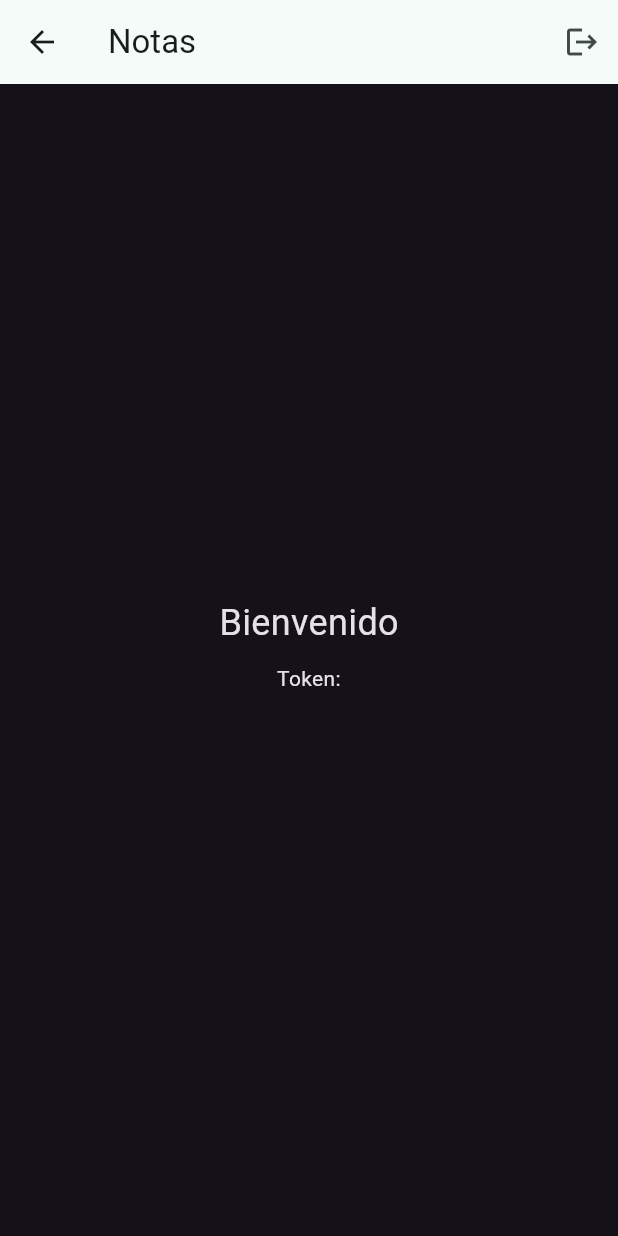
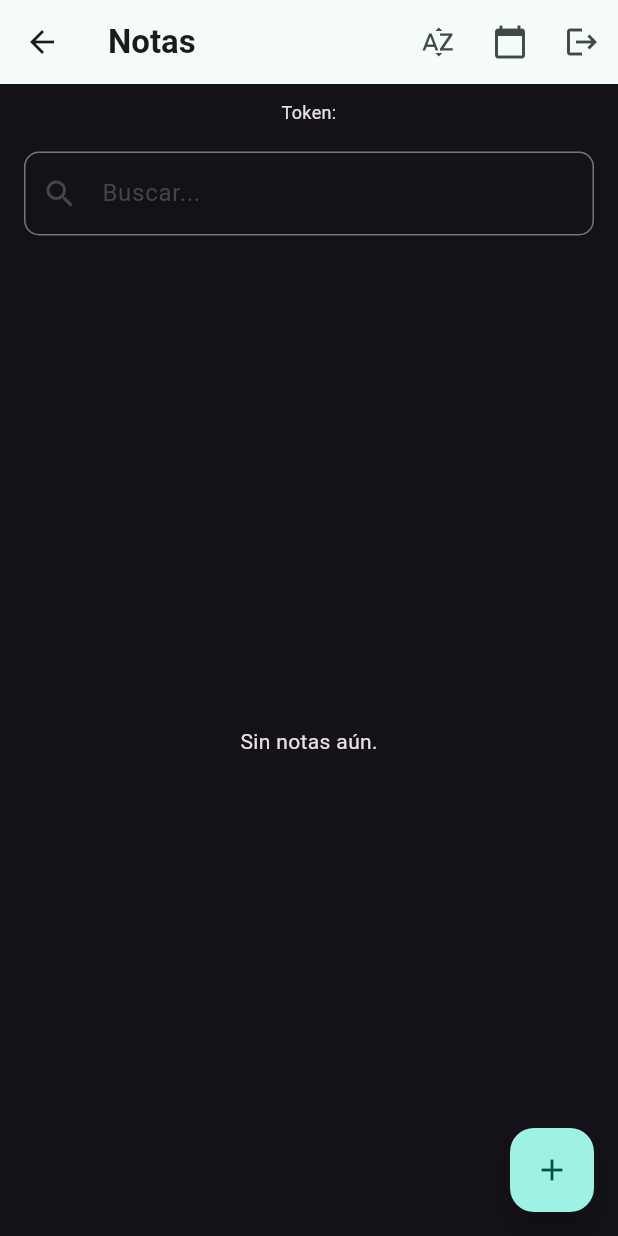
Before and after one commit to alejopp/notes, a Flutter app: the HomeScreen screen opened directly, after a tap on the "logout" icon, on a phone screen of 412 x 824 dp. Run offline on Flutter 3.47's test engine with Material 3 defaults, Android fonts, the phone set to English and light mode, and no system bars; our stand-ins replace flutter_bloc, shared_preferences, sqflite; accounts and stored records are empty.

Commit message:
Implement notes CRUD.

```diff
--- a/lib/features/auth/presentation/home_screen.dart
+++ /dev/null
@@ -1,37 +0,0 @@
-import 'package:bext_notes/features/auth/bloc/auth_bloc.dart';
-import 'package:bext_notes/features/auth/bloc/auth_event.dart';
-import 'package:bext_notes/features/auth/bloc/auth_state.dart';
-import 'package:flutter/material.dart';
-import 'package:flutter_bloc/flutter_bloc.dart';
-
-class HomeScreen extends StatelessWidget {
-  const HomeScreen({super.key});
-
-  @override
-  Widget build(BuildContext context) {
-    final state = context.watch<AuthBloc>().state;
-    final token = state is Authenticated ? state.user.token : "";
-
-    return Scaffold(
-      appBar: AppBar(
-        title: const Text("Notas"),
-        actions: [
-          IconButton(
-            icon: const Icon(Icons.logout),
-            onPressed: () => context.read<AuthBloc>().add(LogoutRequested()),
-          )
-        ],
-      ),
-      body: Center(
-        child: Column(
-          mainAxisAlignment: MainAxisAlignment.center,
-          children: [
-            const Text("Bienvenido", style: TextStyle(fontSize: 24)),
-            const SizedBox(height: 10),
-            Text("Token:\n$token", textAlign: TextAlign.center),
-          ],
-        ),
-      ),
-    );
-  }
-}
--- /dev/null
+++ b/lib/features/notes/bloc/note_bloc.dart
@@ -0,0 +1,60 @@
+import 'package:bext_notes/features/notes/domain/entities/note_entity.dart';
+import 'package:bext_notes/features/notes/domain/repositories/note_repository.dart';
+import 'package:flutter_bloc/flutter_bloc.dart';
+
+import 'note_event.dart';
+import 'note_state.dart';
+
+class NoteBloc extends Bloc<NotesEvent, NoteState> {
+  final NoteRepository repository;
+  List<NoteEntity> _allNotes = [];
+
+  NoteBloc(this.repository) : super(NoteInitial()) {
+    on<LoadNotes>((event, emit) async {
+      emit(NoteLoading());
+      try {
+        _allNotes = await repository.getNotes();
+        emit(NoteLoaded(List.from(_allNotes)));
+      } catch (_) {
+        emit(NotesError('Error cargando notas'));
+      }
+    });
+
+    on<AddNote>((event, emit) async {
+      await repository.addNote(event.note);
+      add(LoadNotes());
+    });
+
+    on<UpdateNote>((event, emit) async {
+      await repository.updateNote(event.note);
+      add(LoadNotes());
+    });
+
+    on<DeleteNote>((event, emit) async {
+      await repository.deleteNote(event.id);
+      add(LoadNotes());
+    });
+
+    on<SearchNotes>((event, emit) {
+      final filtered = _allNotes
+          .where((note) =>
+              note.title.toLowerCase().contains(event.query.toLowerCase()) ||
+              note.content.toLowerCase().contains(event.query.toLowerCase()))
+          .toList();
+      emit(NoteLoaded(filtered));
+    });
+
+    on<SortNotes>((event, emit) {
+      final sorted = List<NoteEntity>.from(
+          state is NoteLoaded ? (state as NoteLoaded).notes : _allNotes);
+      sorted.sort((a, b) {
+        if (event.byTitle) {
+          return a.title.compareTo(b.title);
+        } else {
+          return b.createdAt.compareTo(a.createdAt);
+        }
+      });
+      emit(NoteLoaded(sorted));
+    });
+  }
+}
--- /dev/null
+++ b/lib/features/notes/bloc/note_event.dart
@@ -0,0 +1,30 @@
+import 'package:bext_notes/features/notes/domain/entities/note_entity.dart';
+
+abstract class NotesEvent {}
+
+class LoadNotes extends NotesEvent {}
+
+class AddNote extends NotesEvent {
+  final NoteEntity note;
+  AddNote(this.note);
+}
+
+class UpdateNote extends NotesEvent {
+  final NoteEntity note;
+  UpdateNote(this.note);
+}
+
+class DeleteNote extends NotesEvent {
+  final int id;
+  DeleteNote(this.id);
+}
+
+class SearchNotes extends NotesEvent {
+  final String query;
+  SearchNotes(this.query);
+}
+
+class SortNotes extends NotesEvent {
+  final bool byTitle;
+  SortNotes({required this.byTitle});
+}
--- /dev/null
+++ b/lib/features/notes/bloc/note_state.dart
@@ -0,0 +1,17 @@
+import 'package:bext_notes/features/notes/domain/entities/note_entity.dart';
+
+abstract class NoteState {}
+
+class NoteInitial extends NoteState {}
+
+class NoteLoading extends NoteState {}
+
+class NoteLoaded extends NoteState {
+  final List<NoteEntity> notes;
+  NoteLoaded(this.notes);
+}
+
+class NotesError extends NoteState {
+  final String message;
+  NotesError(this.message);
+}
--- /dev/null
+++ b/lib/features/notes/data/datasources/note_local_datasource.dart
@@ -0,0 +1,54 @@
+import 'package:path/path.dart';
+import 'package:sqflite/sqflite.dart';
+
+import '../models/note_model.dart';
+
+class NoteLocalDatasource {
+  static Database? _db;
+
+  Future<Database> get database async {
+    if (_db != null) return _db!;
+    _db = await _initDB();
+    return _db!;
+  }
+
+  Future<Database> _initDB() async {
+    final path = join(await getDatabasesPath(), 'notes.db');
+    return await openDatabase(
+      path,
+      version: 1,
+      onCreate: (db, version) async {
+        await db.execute('''
+          CREATE TABLE notes(
+            id INTEGER PRIMARY KEY AUTOINCREMENT,
+            title TEXT,
+            content TEXT,
+            created_at TEXT
+          )
+        ''');
+      },
+    );
+  }
+
+  Future<List<NoteModel>> getNotes() async {
+    final db = await database;
+    final result = await db.query('notes', orderBy: 'created_at DESC');
+    return result.map((e) => NoteModel.fromMap(e)).toList();
+  }
+
+  Future<void> insertNote(NoteModel note) async {
+    final db = await database;
+    await db.insert('notes', note.toMap());
+  }
+
+  Future<void> updateNote(NoteModel note) async {
+    final db = await database;
+    await db
+        .update('notes', note.toMap(), where: 'id = ?', whereArgs: [note.id]);
+  }
+
+  Future<void> deleteNote(int id) async {
+    final db = await database;
+    await db.delete('notes', where: 'id = ?', whereArgs: [id]);
+  }
+}
--- /dev/null
+++ b/lib/features/notes/data/models/note_model.dart
@@ -0,0 +1,28 @@
+import 'package:bext_notes/features/notes/domain/entities/note_entity.dart';
+
+class NoteModel extends NoteEntity {
+  NoteModel({
+    super.id,
+    required super.title,
+    required super.content,
+    required super.createdAt,
+  });
+
+  factory NoteModel.fromMap(Map<String, dynamic> map) {
+    return NoteModel(
+      id: map['id'],
+      title: map['title'],
+      content: map['content'],
+      createdAt: DateTime.parse(map['created_at']),
+    );
+  }
+
+  Map<String, dynamic> toMap() {
+    return {
+      'id': id,
+      'title': title,
+      'content': content,
+      'created_at': createdAt.toIso8601String(),
+    };
+  }
+}
--- /dev/null
+++ b/lib/features/notes/domain/entities/note_entity.dart
@@ -0,0 +1,13 @@
+class NoteEntity {
+  final int? id;
+  final String title;
+  final String content;
+  final DateTime createdAt;
+
+  NoteEntity({
+    this.id,
+    required this.title,
+    required this.content,
+    required this.createdAt,
+  });
+}
--- /dev/null
+++ b/lib/home_screen.dart
@@ -0,0 +1,183 @@
+import 'package:flutter/material.dart';
+import 'package:flutter_bloc/flutter_bloc.dart';
+
+import 'features/auth/bloc/auth_bloc.dart';
+import 'features/auth/bloc/auth_event.dart';
+import 'features/auth/bloc/auth_state.dart';
+import 'features/notes/bloc/note_bloc.dart';
+import 'features/notes/bloc/note_event.dart';
+import 'features/notes/bloc/note_state.dart';
+import 'features/notes/domain/entities/note_entity.dart';
+
+class HomeScreen extends StatelessWidget {
+  const HomeScreen({super.key});
+
+  void _showNoteDialog(BuildContext context, {NoteEntity? note}) {
+    final titleController = TextEditingController(text: note?.title ?? '');
+    final contentController = TextEditingController(text: note?.content ?? '');
+
+    showDialog(
+      context: context,
+      builder: (_) => AlertDialog(
+        title: Text(note == null ? 'Nueva Nota' : 'Editar Nota'),
+        content: Column(
+          mainAxisSize: MainAxisSize.min,
+          children: [
+            TextField(
+              controller: titleController,
+              decoration: const InputDecoration(labelText: 'Título'),
+            ),
+            TextField(
+              controller: contentController,
+              decoration: const InputDecoration(labelText: 'Contenido'),
+              maxLines: 4,
+            ),
+          ],
+        ),
+        actions: [
+          TextButton(
+            onPressed: () => Navigator.pop(context),
+            child: const Text('Cancelar'),
+          ),
+          ElevatedButton(
+            onPressed: () {
+              final newNote = NoteEntity(
+                id: note?.id,
+                title: titleController.text,
+                content: contentController.text,
+                createdAt: DateTime.now(),
+              );
+              final bloc = context.read<NoteBloc>();
+              if (note == null) {
+                bloc.add(AddNote(newNote));
+              } else {
+                bloc.add(UpdateNote(newNote));
+              }
+              Navigator.pop(context);
+            },
+            child: const Text('Guardar'),
+          ),
+        ],
+      ),
+    );
+  }
+
+  @override
+  Widget build(BuildContext context) {
+    final authState = context.read<AuthBloc>().state;
+    final token = authState is Authenticated ? authState.user.token : '';
+
+    return Scaffold(
+      appBar: AppBar(
+        title:
+            const Text('Notas', style: TextStyle(fontWeight: FontWeight.bold)),
+        actions: [
+          IconButton(
+            icon: const Icon(Icons.sort_by_alpha),
+            onPressed: () {
+              context.read<NoteBloc>().add(SortNotes(byTitle: true));
+            },
+            tooltip: 'Ordenar por título',
+          ),
+          IconButton(
+            icon: const Icon(Icons.calendar_today),
+            onPressed: () {
+              context.read<NoteBloc>().add(SortNotes(byTitle: false));
+            },
+            tooltip: 'Ordenar por fecha',
+          ),
+          IconButton(
+            icon: const Icon(Icons.logout),
+            onPressed: () {
+              context.read<AuthBloc>().add(LogoutRequested());
+            },
+          ),
+        ],
+      ),
+      floatingActionButton: FloatingActionButton(
+        onPressed: () => _showNoteDialog(context),
+        child: const Icon(Icons.add),
+      ),
+      body: Column(
+        children: [
+          Container(
+            padding: const EdgeInsets.all(10),
+            alignment: Alignment.center,
+            child: Text(
+              'Token: $token',
+              textAlign: TextAlign.center,
+              style: const TextStyle(fontSize: 12),
+            ),
+          ),
+          Padding(
+            padding: const EdgeInsets.symmetric(horizontal: 16.0, vertical: 8),
+            child: TextField(
+              decoration: const InputDecoration(
+                hintText: 'Buscar...',
+                prefixIcon: Icon(Icons.search),
+                border: OutlineInputBorder(
+                    borderRadius: BorderRadius.all(Radius.circular(10))),
+              ),
+              onChanged: (value) {
+                context.read<NoteBloc>().add(SearchNotes(value));
+              },
+            ),
+          ),
+          Expanded(
+            child: BlocBuilder<NoteBloc, NoteState>(
+              builder: (context, state) {
+                if (state is NoteLoading) {
+                  return const Center(child: CircularProgressIndicator());
+                } else if (state is NoteLoaded) {
+                  final notes = state.notes;
+                  if (notes.isEmpty) {
+                    return const Center(child: Text('Sin notas aún.'));
+                  }
+
+                  return ListView.builder(
+                    itemCount: notes.length,
+                    itemBuilder: (_, i) {
+                      final note = notes[i];
+                      return Card(
+                        color: Colors.teal[900],
+                        elevation: 4,
+                        margin: const EdgeInsets.symmetric(
+                            horizontal: 16, vertical: 8),
+                        shape: RoundedRectangleBorder(
+                            borderRadius: BorderRadius.circular(12)),
+                        child: ListTile(
+                          title: Text(note.title,
+                              style: const TextStyle(
+                                  color: Colors.white,
+                                  fontWeight: FontWeight.bold)),
+                          subtitle: Text(
+                            note.content,
+                            maxLines: 2,
+                            overflow: TextOverflow.ellipsis,
+                            style: const TextStyle(color: Colors.white70),
+                          ),
+                          onTap: () => _showNoteDialog(context, note: note),
+                          trailing: IconButton(
+                            icon: const Icon(Icons.delete,
+                                color: Colors.redAccent),
+                            onPressed: () {
+                              context
+                                  .read<NoteBloc>()
+                                  .add(DeleteNote(note.id!));
+                            },
+                          ),
+                        ),
+                      );
+                    },
+                  );
+                } else {
+                  return const Center(child: Text('Error cargando notas.'));
+                }
+              },
+            ),
+          ),
+        ],
+      ),
+    );
+  }
+}
```
Also changed, not shown: lib/core/router/root_router.dart (added, +26 -0 lines), lib/core/theme/theme_cubit.dart (added, +33 -0 lines), lib/features/notes/data/repositories/note_repository_impl.dart (added, +39 -0 lines), lib/features/notes/domain/repositories/note_repository.dart (added, +8 -0 lines), lib/main.dart (+17 -14 lines).
